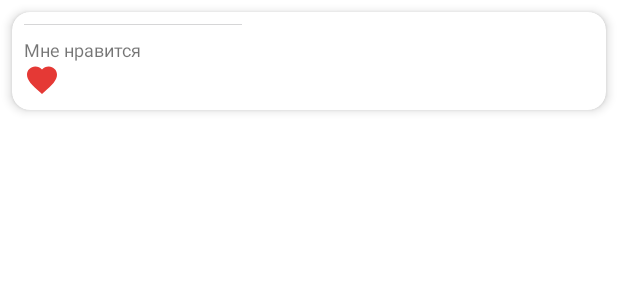
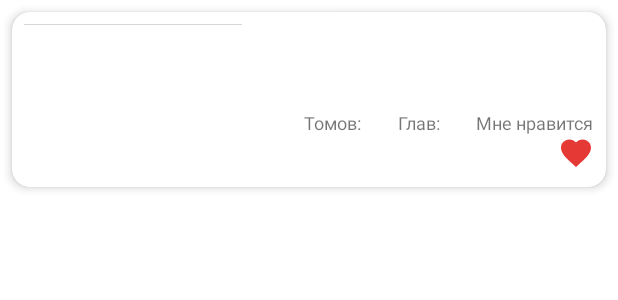
Before and after one commit to AlexanderBaransky/RanobeHubReader, an Android app: the layout last_update_item.xml on its own in the app's theme, with its tools: preview values and no code run, on a phone screen of 412 x 824 dp. Shown: the top 300 px of the screen. Run offline under Robolectric (Android 15) with nearby library versions, the phone set to English and light mode, and no system bars.

Commit message:
last_update_item.xml: Add Volumes and Chapters count LastUpdatesAdapter: Add logics to fill new TextViews, add rounded corners to poster

```diff
--- a/app/src/main/java/com/sanyapilot/ranobehubreader/lastUpdates/LastUpdatesAdapter.kt
+++ b/app/src/main/java/com/sanyapilot/ranobehubreader/lastUpdates/LastUpdatesAdapter.kt
@@ -7,21 +7,36 @@ import android.widget.ImageView
 import android.widget.TextView
 import androidx.recyclerview.widget.RecyclerView
 import com.bumptech.glide.Glide
+import com.bumptech.glide.load.resource.bitmap.CenterCrop
+import com.bumptech.glide.load.resource.bitmap.FitCenter
+import com.bumptech.glide.load.resource.bitmap.RoundedCorners
+import com.sanyapilot.ranobehubreader.MainActivity
 import com.sanyapilot.ranobehubreader.R
 
 class LastUpdatesAdapter : RecyclerView.Adapter<LastUpdatesAdapter.ViewHolder>() {
     private lateinit var dataSet : LastUpdatesResponseModel
 
     class ViewHolder(view: View) : RecyclerView.ViewHolder(view) {
-        private val lastUpdateTitle: TextView = view.findViewById(R.id.last_update_title)
-        private val lastUpdateSummary: TextView = view.findViewById(R.id.last_update_summary)
-        private val lastUpdatePoster: ImageView = view.findViewById(R.id.last_update_poster)
-        private val lastUpdateLikes: TextView = view.findViewById(R.id.last_update_likes_count)
+        private val currView = view
+        private val lastUpdateTitle : TextView = view.findViewById(R.id.last_update_title)
+        private val lastUpdateSummary : TextView = view.findViewById(R.id.last_update_summary)
+        private val lastUpdatePoster : ImageView = view.findViewById(R.id.last_update_poster)
+        private val lastUpdateLikes : TextView = view.findViewById(R.id.last_update_likes_count)
+        private val lastUpdateVolumes : TextView = view.findViewById(R.id.last_update_volumes_count)
+        private val lastUpdateChapters : TextView = view.findViewById(R.id.last_update_chapter_count)
         fun bind(data: Resource) {
-            Glide.with(lastUpdatePoster).load(data.poster.medium).into(lastUpdatePoster)
+            val context = currView.context
+            Glide.with(context)
+                .load(data.poster.medium).transform(
+                    FitCenter(),
+                    RoundedCorners(context.resources.getDimensionPixelSize(R.dimen.corner_radius)))
+                .into(lastUpdatePoster)
+
             lastUpdateTitle.text = data.names.rus
             lastUpdateSummary.text = data.synopsis
             lastUpdateLikes.text = data.rating.toString()
+            lastUpdateVolumes.text = data.counts.volumes.dropLast(4)
+            lastUpdateChapters.text = data.counts.chapters.dropLast(5)
         }
     }
 
--- a/app/src/main/res/layout/last_update_item.xml
+++ b/app/src/main/res/layout/last_update_item.xml
@@ -7,7 +7,7 @@
 
     <androidx.cardview.widget.CardView
         android:layout_width="match_parent"
-        android:layout_height="match_parent"
+        android:layout_height="wrap_content"
         android:layout_marginStart="8dp"
         android:layout_marginTop="8dp"
         android:layout_marginEnd="8dp"
@@ -59,7 +59,7 @@
                 android:id="@+id/last_update_heart"
                 android:layout_width="wrap_content"
                 android:layout_height="wrap_content"
-                app:layout_constraintStart_toStartOf="parent"
+                app:layout_constraintEnd_toEndOf="parent"
                 app:layout_constraintTop_toBottomOf="@+id/last_update_likes_label"
                 app:srcCompat="@drawable/ic_heart" />
 
@@ -70,17 +70,61 @@
                 android:layout_marginTop="8dp"
                 android:text="@string/likes_label"
                 android:textSize="12sp"
-                app:layout_constraintStart_toStartOf="parent"
-                app:layout_constraintTop_toBottomOf="@+id/last_update_poster" />
+                app:layout_constraintEnd_toEndOf="parent"
+                app:layout_constraintTop_toBottomOf="@+id/last_update_summary" />
 
             <TextView
                 android:id="@+id/last_update_likes_count"
                 android:layout_width="wrap_content"
                 android:layout_height="wrap_content"
-                android:layout_marginStart="4dp"
+                android:layout_marginEnd="4dp"
                 android:textSize="20sp"
                 app:layout_constraintBottom_toBottomOf="@+id/last_update_heart"
-                app:layout_constraintStart_toEndOf="@+id/last_update_heart" />
+                app:layout_constraintEnd_toStartOf="@+id/last_update_heart"
+                app:layout_constraintTop_toTopOf="@+id/last_update_heart"
+                app:layout_constraintVertical_bias="0.7" />
+
+            <TextView
+                android:id="@+id/last_update_volumes_label"
+                android:layout_width="wrap_content"
+                android:layout_height="wrap_content"
+                android:layout_marginEnd="24dp"
+                android:text="@string/volumes_label"
+                android:textSize="12sp"
+                app:layout_constraintEnd_toStartOf="@+id/last_update_chapters_label"
+                app:layout_constraintTop_toTopOf="@+id/last_update_chapters_label" />
+
+            <TextView
+                android:id="@+id/last_update_chapters_label"
+                android:layout_width="wrap_content"
+                android:layout_height="wrap_content"
+                android:layout_marginEnd="24dp"
+                android:text="@string/chapters_label"
+                android:textSize="12sp"
+                app:layout_constraintEnd_toStartOf="@+id/last_update_likes_label"
+                app:layout_constraintTop_toTopOf="@+id/last_update_likes_label" />
+
+            <TextView
+                android:id="@+id/last_update_chapter_count"
+                android:layout_width="wrap_content"
+                android:layout_height="wrap_content"
+                android:textAlignment="center"
+                android:textSize="20sp"
+                app:layout_constraintBottom_toBottomOf="@+id/last_update_likes_count"
+                app:layout_constraintEnd_toEndOf="@+id/last_update_chapters_label"
+                app:layout_constraintStart_toStartOf="@+id/last_update_chapters_label"
+                app:layout_constraintTop_toBottomOf="@+id/last_update_likes_label" />
+
+            <TextView
+                android:id="@+id/last_update_volumes_count"
+                android:layout_width="wrap_content"
+                android:layout_height="wrap_content"
+                android:textAlignment="center"
+                android:textSize="20sp"
+                app:layout_constraintBottom_toBottomOf="@+id/last_update_chapter_count"
+                app:layout_constraintEnd_toEndOf="@+id/last_update_volumes_label"
+                app:layout_constraintStart_toStartOf="@+id/last_update_volumes_label"
+                app:layout_constraintTop_toBottomOf="@+id/last_update_chapters_label" />
         </androidx.constraintlayout.widget.ConstraintLayout>
     </androidx.cardview.widget.CardView>
 
--- /dev/null
+++ b/app/src/main/res/values/dimen.xml
@@ -0,0 +1,4 @@
+<?xml version="1.0" encoding="utf-8"?>
+<resources>
+    <dimen name="corner_radius">12dp</dimen>
+</resources>
--- a/app/src/main/res/values/strings.xml
+++ b/app/src/main/res/values/strings.xml
@@ -2,4 +2,6 @@
     <string name="app_name">Ranobehub Reader</string>
     <string name="last_updates">Последние обновления</string>
     <string name="likes_label">Мне нравится</string>
+    <string name="volumes_label">Томов:</string>
+    <string name="chapters_label">Глав:</string>
 </resources>
```
